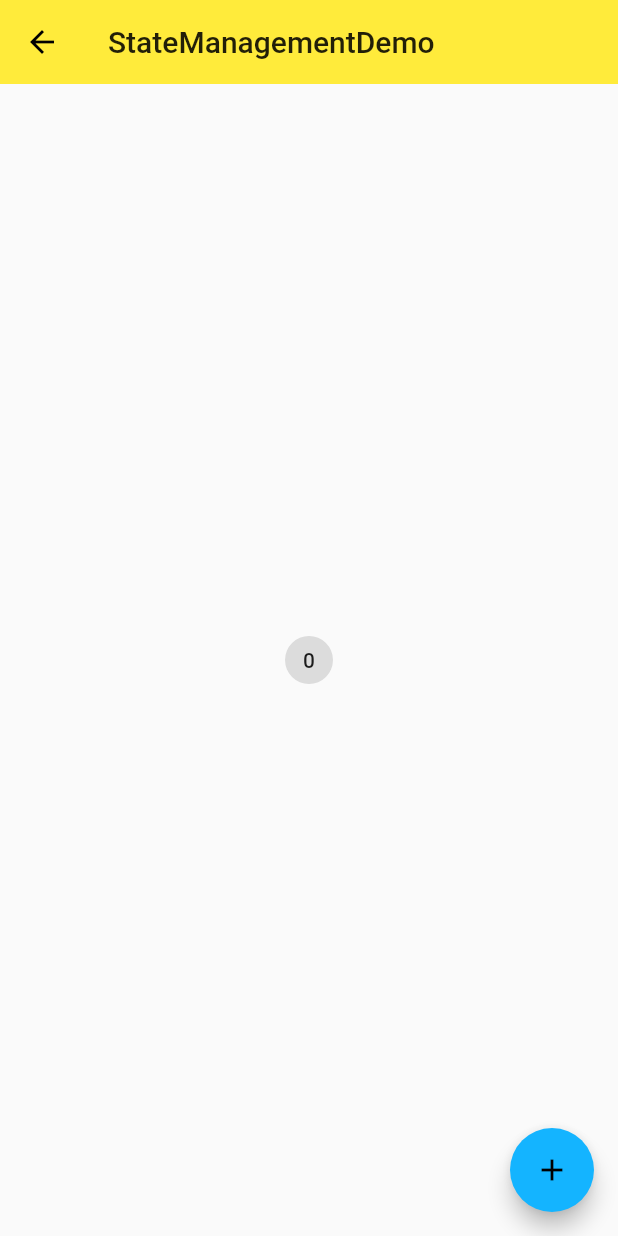
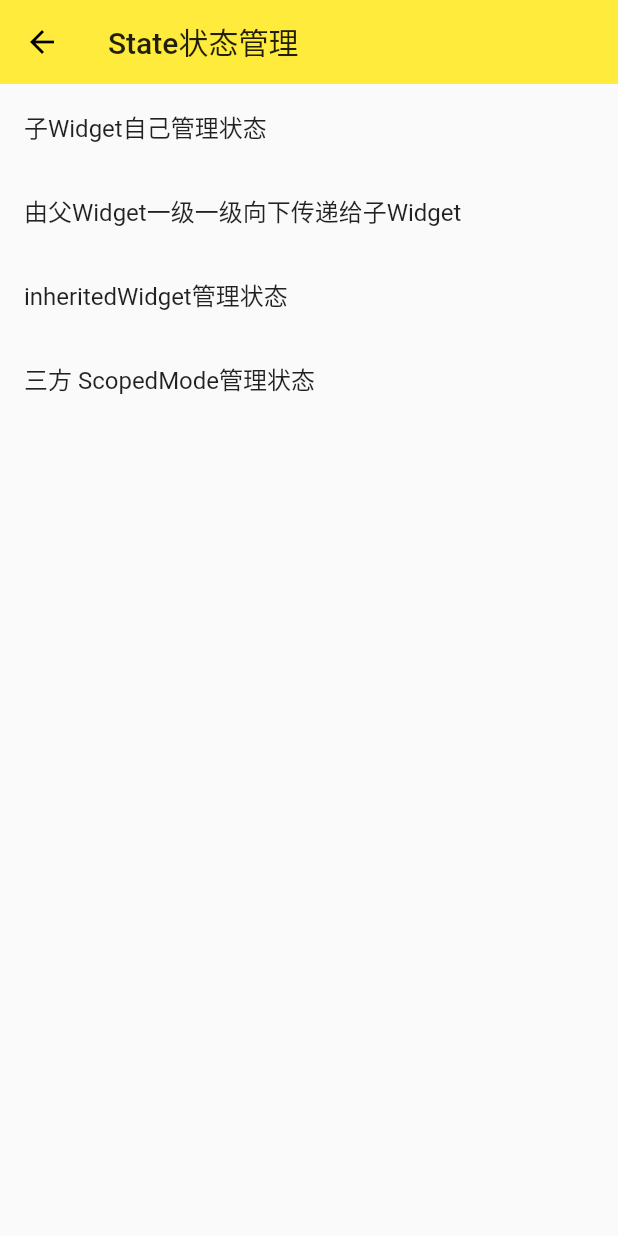
Before and after one commit to Jesen0823/flutter_grit, a Flutter app: the screen it shows after launch, on a phone screen of 412 x 824 dp. Run offline on Flutter 3.47's test engine with Material 2 defaults, Android fonts, the phone set to English and light mode, and no system bars.

Commit message:
inherited, scopedManager

```diff
--- /dev/null
+++ b/lib/demo/all_state_manager_demo.dart
@@ -0,0 +1,74 @@
+import 'package:flutter/material.dart';
+import 'package:flutter_grit/demo/MDC/chip_demo.dart';
+import 'package:flutter_grit/demo/MDC/data_table_demo.dart';
+import 'package:flutter_grit/demo/button_demo.dart';
+import 'package:flutter_grit/demo/checkout_demo.dart';
+import 'package:flutter_grit/demo/date_time_demo.dart';
+import 'package:flutter_grit/demo/dialog/alert_dialog_demo.dart';
+import 'package:flutter_grit/demo/dialog/bottom_sheet_demo.dart';
+import 'package:flutter_grit/demo/dialog/expansion_panel_demo.dart';
+import 'package:flutter_grit/demo/dialog/simple_dialog.dart';
+import 'package:flutter_grit/demo/dialog/snackbar_demo.dart';
+import 'package:flutter_grit/demo/form_demo.dart';
+import 'package:flutter_grit/demo/popup_menu_button.dart';
+import 'package:flutter_grit/demo/radio_demo.dart';
+import 'package:flutter_grit/demo/slider_demo.dart';
+import 'package:flutter_grit/demo/state/state_manager_base_demo.dart';
+import 'package:flutter_grit/demo/state/state_manager_parent_demo.dart';
+import 'package:flutter_grit/demo/switch_button_demo.dart';
+
+import 'dialog/paging_datatable_demo.dart';
+import 'floating_action_button_demo.dart';
+
+class AllStateManagerDemo extends StatelessWidget {
+  @override
+  Widget build(BuildContext context) {
+    return Scaffold(
+      appBar: AppBar(
+        title: Text('State状态管理'),
+        elevation: 0.0,
+      ),
+      body: ListView(
+        children: [
+          ListItem(
+            title: '子Widget自己管理状态',
+            page: StateManagerBaseDemo(),
+          ),
+          ListItem(
+              title: '由父Widget一级一级向下传递给子Widget',
+              page: StateManagementDemo2(),
+          ),
+          ListItem(
+            title: 'inheritedWidget管理状态',
+            page: StateManagementDemo2(),
+          ),
+          ListItem(
+            title: '三方 ScopedMode管理状态',
+            page: StateManagementDemo2(),
+          ),
+        ],
+      ),
+    );
+  }
+}
+
+class ListItem extends StatelessWidget {
+  final String title;
+  final Widget page;
+
+  ListItem({
+    required this.title,
+    required this.page,
+  });
+
+  @override
+  Widget build(BuildContext context) {
+    return ListTile(
+      title: Text(title),
+      onTap: () {
+        Navigator.of(context)
+            .push(MaterialPageRoute(builder: (context) => page));
+      },
+    );
+  }
+}
--- a/lib/main.dart
+++ b/lib/main.dart
@@ -1,5 +1,6 @@
 import 'package:flutter/cupertino.dart';
 import 'package:flutter/material.dart';
+import 'package:flutter_grit/demo/all_state_manager_demo.dart';
 import 'package:flutter_grit/demo/drawer_demo.dart';
 import 'package:flutter_grit/demo/form_demo.dart';
 import 'package:flutter_grit/demo/layout_demo.dart';
@@ -11,7 +12,7 @@ import 'demo/bottom_navigator_bar.dart';
 import 'demo/listview_demo.dart';
 import 'demo/navigator_demo.dart';
 import 'demo/sliver_demo.dart';
-import 'demo/state/state_manager_demo.dart';
+import 'demo/state/state_manager_scopedmode_demo.dart';
 import 'model/post.dart';
 
 void main() => runApp(App());
@@ -31,7 +32,7 @@ class App extends StatelessWidget {
           '/about': (context) => SecondPage(title: 'About -route'),
           '/form':(context) => FormDemo(),
           '/mdc':(context) => MaterialComponents(),
-          '/state_management':(context) => StateManagementDemo(),
+          '/state_management':(context) => AllStateManagerDemo(),
         },
         theme: ThemeData(
           primarySwatch: Colors.yellow,
```
Also changed, not shown: lib/demo/state/state_manager_base_demo.dart (added, +47 -0 lines), lib/demo/state/state_manager_inherited_demo.dart (added, +92 -0 lines), lib/demo/state/state_manager_parent_demo.dart (added, +73 -0 lines), lib/demo/state/state_manager_scopedmode_demo.dart (renamed from lib/demo/state/state_manager_demo.dart), 2 other files.
